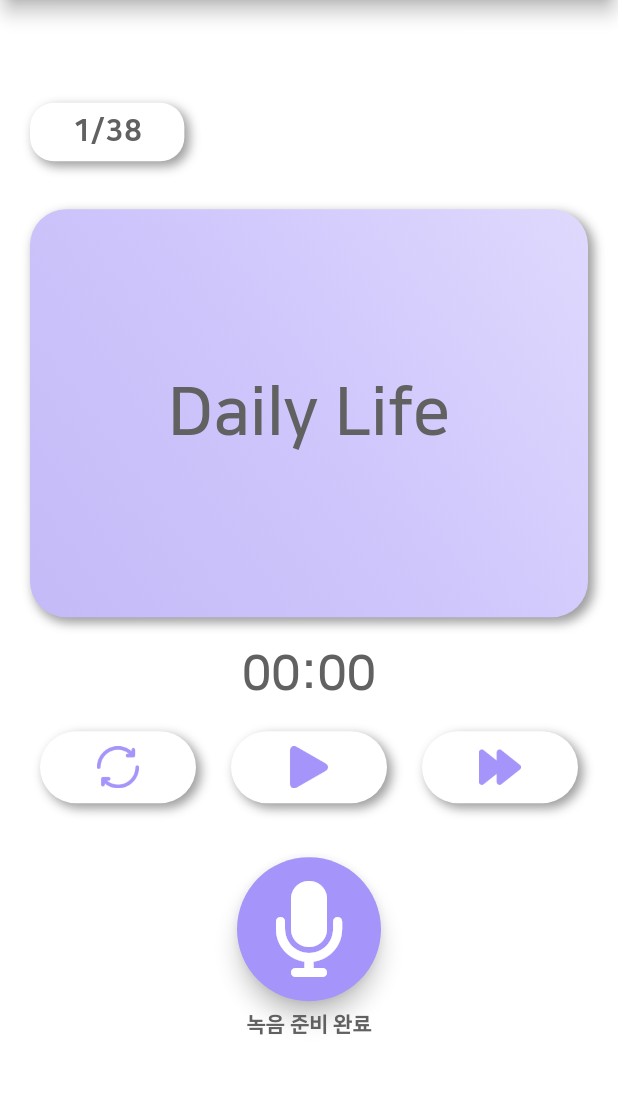
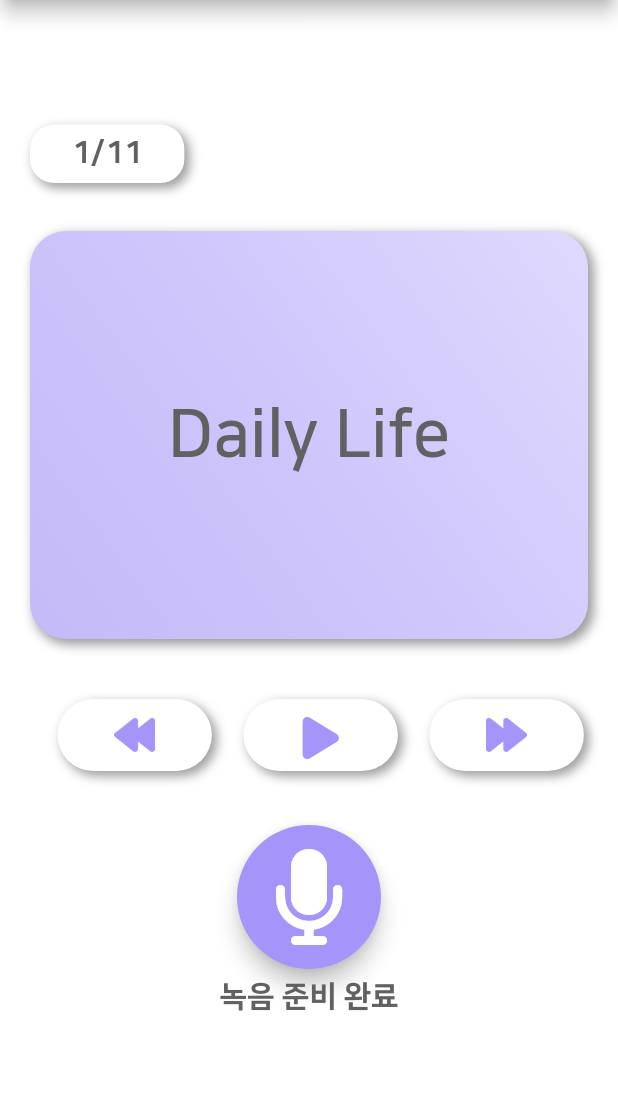
Before and after one commit to VoicePocket/VoicePocket-Flutter, a Flutter app: the screen it shows after launch, on a phone screen of 412 x 824 dp, the part 84-1178 px from its top. Run offline on Flutter 3.47's test engine with Material 2 defaults, Android fonts, the light colour scheme and no system bars; our stand-ins replace audioplayers, carousel_slider, font_awesome_flutter, googleapis_auth, permission_handler; missing offline and left inert: flutter_audio_recorder2, gcloud; statements that could not run were skipped.

Commit message:
feat: 녹음 및 재생 기능 구현

```diff
--- a/lib/screens/recordroom/recordroom_studio_screen.dart
+++ b/lib/screens/recordroom/recordroom_studio_screen.dart
@@ -26,33 +26,6 @@ const sentences = [
   "Talent",
   "Sports",
   "Auto",
-  "Family",
-  "Fitness & Health",
-  "DIY & Life Hacks",
-  "Arts & Crafts",
-  "Dance",
-  "Outdoors",
-  "Oddly Satisfying",
-  "Home & Garden",
-  "Daily Life",
-  "Comedy",
-  "Entertainment",
-  "Animals",
-  "Food",
-  "Beauty & Style",
-  "Drama",
-  "Learning",
-  "Talent",
-  "Sports",
-  "Auto",
-  "Family",
-  "Fitness & Health",
-  "DIY & Life Hacks",
-  "Arts & Crafts",
-  "Dance",
-  "Outdoors",
-  "Oddly Satisfying",
-  "Home & Garden",
 ];
 
 enum RecordingState {
@@ -70,8 +43,8 @@ class RecordroomStudioScreen extends StatefulWidget {
 }
 
 class _RecordroomStudioScreenState extends State<RecordroomStudioScreen> {
-  Directory modelDir = Directory("");
-  final audioPlayer = AudioPlayer();
+  late Directory modelDir;
+  late AudioPlayer audioPlayer;
   bool isPlaying = false;
   Duration duration = Duration.zero;
   Duration position = Duration.zero;
@@ -79,6 +52,7 @@ class _RecordroomStudioScreenState extends State<RecordroomStudioScreen> {
   IconData _recordIcon = FontAwesomeIcons.microphone;
   String _recordText = '녹음 준비 완료';
   TextStyle _recordTextStyle = TextStyle(
+    fontSize: Sizes.size20,
     color: Colors.grey.shade700,
     fontWeight: FontWeight.w900,
   );
@@ -87,7 +61,6 @@ class _RecordroomStudioScreenState extends State<RecordroomStudioScreen> {
 
   int _index = 1;
   final int _maxLine = sentences.length;
-  final double _value = 0.0;
 
   @override
   void initState() {
@@ -102,20 +75,22 @@ class _RecordroomStudioScreenState extends State<RecordroomStudioScreen> {
     createModelFolder().then((dir) => modelDir = dir);
   }
 
-  Future setAudio() async {
-    audioPlayer.setReleaseMode(ReleaseMode.stop);
-    final file = File("${modelDir.path}/model_create$_index.wav");
-    audioPlayer.setSourceDeviceFile(file.path);
-    setState(() {});
-  }
-
   void toNextPage() async {
     if (_recordingState == RecordingState.recording) {
       await _stopRecording();
     }
-    setState(() {
-      _index = _index + 1;
-    });
+    _index = _index + 1;
+    setState(() {});
+  }
+
+  void toPreviousPage() async {
+    if (_recordingState == RecordingState.recording) {
+      await _stopRecording();
+    }
+    if (_index != 1) {
+      _index = _index - 1;
+    }
+    setState(() {});
   }
 
   Future<void> _onRecordButtonPressed() async {
@@ -163,6 +138,7 @@ class _RecordroomStudioScreenState extends State<RecordroomStudioScreen> {
     _recordIcon = FontAwesomeIcons.solidCircle;
     _recordText = '녹음하기';
     _recordTextStyle = TextStyle(
+      fontSize: Sizes.size20,
       fontWeight: FontWeight.w900,
       color: Colors.grey.shade700,
     );
@@ -179,6 +155,7 @@ class _RecordroomStudioScreenState extends State<RecordroomStudioScreen> {
       _recordIcon = FontAwesomeIcons.stop;
       _recordText = '녹음중..';
       _recordTextStyle = const TextStyle(
+        fontSize: Sizes.size20,
         fontWeight: FontWeight.w900,
         color: Colors.red,
       );
@@ -223,6 +200,46 @@ class _RecordroomStudioScreenState extends State<RecordroomStudioScreen> {
       modelDir.create();
       return modelDir;
     }
+  }
+
+  Future<void> setAudio() async {
+    audioPlayer = AudioPlayer();
+    await audioPlayer
+        .setSourceDeviceFile("${modelDir.path}/model_create$_index.wav");
+    await audioPlayer.setReleaseMode(ReleaseMode.release);
+    isPlaying = audioPlayer.state == PlayerState.playing;
+    audioPlayer.onPlayerStateChanged.listen((state) {
+      switch (state) {
+        case PlayerState.playing:
+          print("playing $state");
+          break;
+        case PlayerState.paused:
+          print("paused $state");
+          break;
+        case PlayerState.completed:
+          audioPlayer.stop();
+          print("completed $state");
+          break;
+        default:
+          print("no $state");
+      }
+    });
+  }
+
+  Future<void> mediaPlay() async {
+    print(isPlaying);
+    if (isPlaying) {
+      audioPlayer.stop();
+      setState(() {
+        isPlaying = !isPlaying;
+      });
+    } else {
+      audioPlayer.resume();
+      setState(() {
+        isPlaying = !isPlaying;
+      });
+    }
+    setState(() {});
   }
 
   @override
@@ -325,23 +342,17 @@ class _RecordroomStudioScreenState extends State<RecordroomStudioScreen> {
                 ),
               ),
               Gaps.v20,
-              Text(
-                "00:00",
-                style: TextStyle(
-                  color: Colors.grey.shade700,
-                  fontSize: Sizes.size32,
-                  fontWeight: FontWeight.bold,
-                ),
-              ),
+              Gaps.v20,
               Container(
                 alignment: Alignment.bottomCenter,
                 child: Column(
                   children: [
-                    Gaps.v20,
                     Row(
-                      mainAxisAlignment: MainAxisAlignment.spaceEvenly,
+                      mainAxisAlignment: MainAxisAlignment.spaceAround,
                       children: <Widget>[
+                        Gaps.h10,
                         Container(
+                          width: MediaQuery.of(context).size.width * 0.25,
                           padding: const EdgeInsets.symmetric(
                             horizontal: Sizes.size28,
                           ),
@@ -361,12 +372,12 @@ class _RecordroomStudioScreenState extends State<RecordroomStudioScreen> {
                           ),
                           child: IconButton(
                             padding: const EdgeInsets.all(10),
-                            onPressed: () async {
-                              await _recordVoice();
-                              setState(() {});
+                            onPressed: () {
+                              if (_index == 0) return;
+                              toPreviousPage();
                             },
                             icon: Image.asset(
-                              "assets/images/return.png",
+                              "assets/images/back-button.png",
                               width: 40,
                               height: 40,
                             ),
@@ -374,6 +385,7 @@ class _RecordroomStudioScreenState extends State<RecordroomStudioScreen> {
                         ),
                         Gaps.h10,
                         Container(
+                          width: MediaQuery.of(context).size.width * 0.25,
                           padding: const EdgeInsets.symmetric(
                             horizontal: Sizes.size28,
                           ),
@@ -394,21 +406,29 @@ class _RecordroomStudioScreenState extends State<RecordroomStudioScreen> {
                           child: IconButton(
                             padding: const EdgeInsets.all(10),
                             onPressed: () async {
-                              if (isPlaying) {
-                                await audioPlayer.pause();
-                              } else {
-                                await audioPlayer.resume();
-                              }
+                              //setAudio();
+                              mediaPlay();
+                              setState(() {});
                             },
-                            icon: Image.asset(
-                              "assets/images/play-button-arrowhead.png",
-                              width: 40,
-                              height: 40,
+                            icon: FaIcon(
+                              isPlaying
+                                  ? FontAwesomeIcons.pause
+                                  : FontAwesomeIcons.play,
+                              color: Theme.of(context).primaryColor,
+                              size: Sizes.size32,
                             ),
+                            // icon: Image.asset(
+                            //   isPlaying
+                            //       ? "assets/images/random.png"
+                            //       : "assets/images/play-button-arrowhead.png",
+                            //   width: 40,
+                            //   height: 40,
+                            // ),
                           ),
                         ),
                         Gaps.h10,
                         Container(
+                          width: MediaQuery.of(context).size.width * 0.25,
                           padding: const EdgeInsets.symmetric(
                             horizontal: Sizes.size28,
                           ),
```
